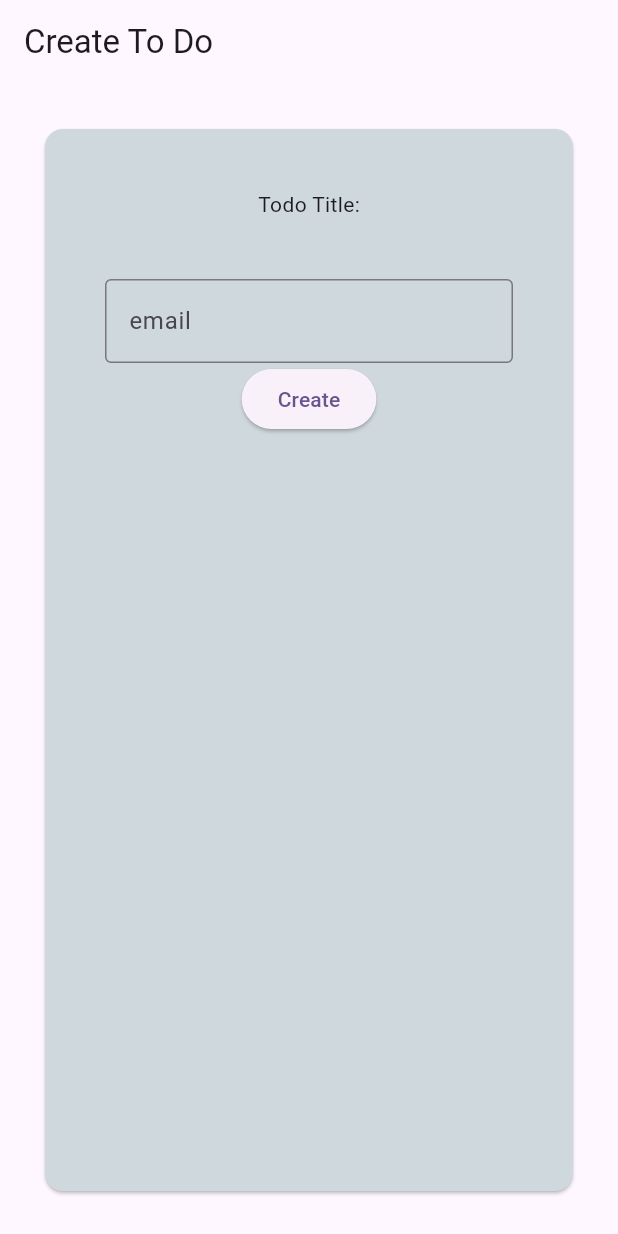
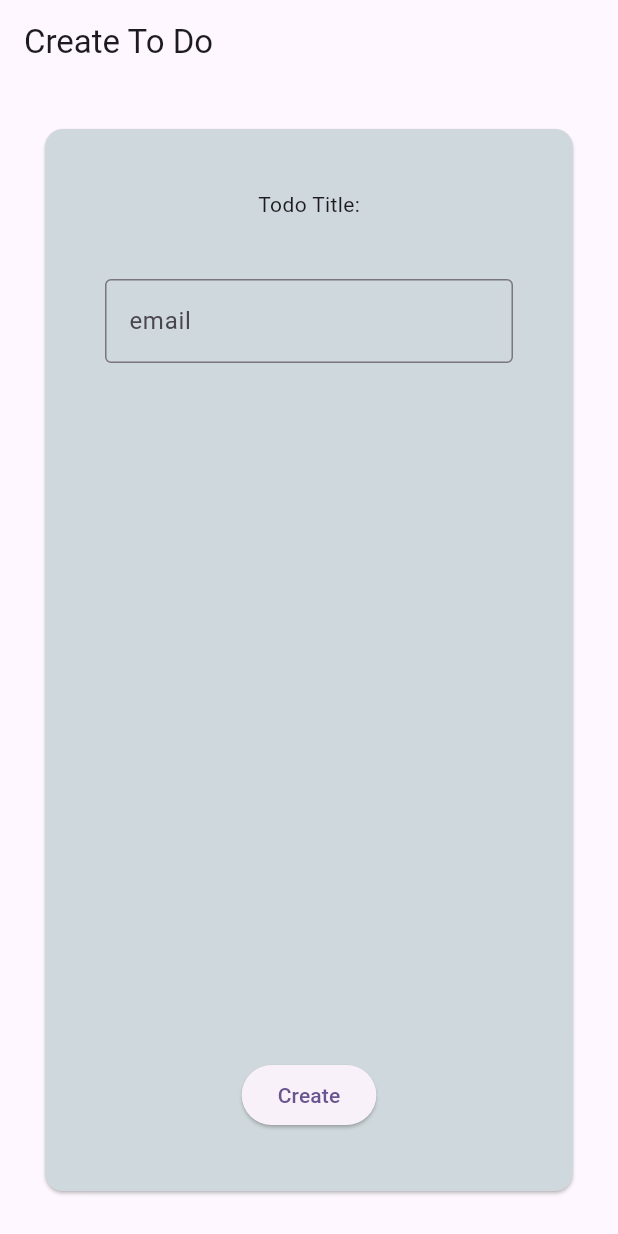
Before and after one commit to arieltl/aula_todo, a Flutter app: the screen it shows after launch, on a phone screen of 412 x 824 dp. Run offline on Flutter 3.47's test engine with Material 3 defaults, Android fonts, the phone set to English and light mode, and no system bars.

Commit message:
initial second screen with subcol

```diff
--- a/lib/pages/create_todo.dart
+++ b/lib/pages/create_todo.dart
@@ -12,21 +12,26 @@ class _CreateTodoPageState extends State<CreateTodoPage> {
   Widget build(BuildContext context) {
     return Scaffold(
       appBar: AppBar(
-        title: Text("Create To Do"),
+        title: const Text("Create To Do"),
       ),
       body: Card(
-        margin: EdgeInsets.all(30),
+        margin: const EdgeInsets.all(30),
         color: Colors.blueGrey.shade100,
         child:  Column(
+          mainAxisAlignment: MainAxisAlignment.spaceBetween,
           children: [
-            const Padding(
-              padding: EdgeInsets.all(40.0),
-              child: Text(
-                "Todo Title:",
+            const Column(
 
-              ),
-            ),
-            const Padding(
+              children: [
+                Padding(
+                  padding: EdgeInsets.all(40.0),
+                  child: Text(
+                    "Todo Title:",
+
+                  ),
+                ),
+
+                Padding(
               padding: EdgeInsets.symmetric(horizontal: 40.0),
               child: TextField(
                 decoration: InputDecoration(
@@ -36,7 +41,13 @@ class _CreateTodoPageState extends State<CreateTodoPage> {
                 ),
               ),
             ),
-            ElevatedButton(onPressed: (){}, child: Text("Create"))
+              ],
+            ),
+
+            Padding(
+              padding: const EdgeInsets.only(bottom:40.0),
+              child: ElevatedButton(onPressed: (){}, child: const Text("Create")),
+            )
           ],
         ),
       ),
```
